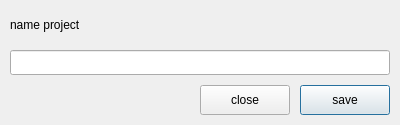
AP-projects-4001/-, file createprojectwindow.ui: the form before one commit.
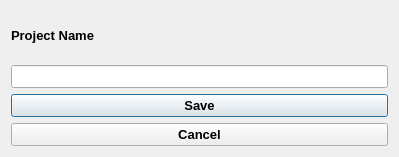
The form after the commit.

```diff
--- a/createprojectwindow.ui
+++ b/createprojectwindow.ui
@@ -6,62 +6,77 @@
    <rect>
     <x>0</x>
     <y>0</y>
-    <width>400</width>
-    <height>125</height>
+    <width>399</width>
+    <height>157</height>
    </rect>
   </property>
   <property name="windowTitle">
    <string>Dialog</string>
   </property>
-  <widget class="QLineEdit" name="name_project_edit">
-   <property name="geometry">
-    <rect>
-     <x>10</x>
-     <y>50</y>
-     <width>380</width>
-     <height>25</height>
-    </rect>
-   </property>
-  </widget>
+  <layout class="QVBoxLayout" name="verticalLayout">
+   <item>
   <widget class="QLabel" name="label">
-   <property name="geometry">
-    <rect>
-     <x>10</x>
-     <y>10</y>
-     <width>380</width>
-     <height>30</height>
-    </rect>
+     <property name="font">
+      <font>
+       <pointsize>10</pointsize>
+       <weight>75</weight>
+       <bold>true</bold>
+      </font>
    </property>
    <property name="text">
-    <string>name project</string>
-   </property>
-  </widget>
+      <string>Project Name</string>
+     </property>
+    </widget>
+   </item>
+   <item>
+    <widget class="QLineEdit" name="name_project_edit">
+     <property name="font">
+      <font>
+       <pointsize>10</pointsize>
+       <weight>75</weight>
+       <bold>true</bold>
+      </font>
+     </property>
+    </widget>
+   </item>
+   <item>
   <widget class="QPushButton" name="save_button">
-   <property name="geometry">
-    <rect>
-     <x>300</x>
-     <y>85</y>
-     <width>90</width>
-     <height>30</height>
-    </rect>
+     <property name="font">
+      <font>
+       <pointsize>10</pointsize>
+       <weight>75</weight>
+       <bold>true</bold>
+      </font>
+     </property>
+     <property name="cursor">
+      <cursorShape>PointingHandCursor</cursorShape>
+     </property>
+     <property name="focusPolicy">
+      <enum>Qt::ClickFocus</enum>
    </property>
    <property name="text">
-    <string>save</string>
-   </property>
-  </widget>
+      <string>Save</string>
+     </property>
+    </widget>
+   </item>
+   <item>
   <widget class="QPushButton" name="close_button">
-   <property name="geometry">
-    <rect>
-     <x>200</x>
-     <y>85</y>
-     <width>90</width>
-     <height>30</height>
-    </rect>
+     <property name="font">
+      <font>
+       <pointsize>10</pointsize>
+       <weight>75</weight>
+       <bold>true</bold>
+      </font>
+     </property>
+     <property name="cursor">
+      <cursorShape>PointingHandCursor</cursorShape>
    </property>
    <property name="text">
-    <string>close</string>
-   </property>
-  </widget>
+      <string>Cancel</string>
+     </property>
+    </widget>
+   </item>
+  </layout>
  </widget>
  <resources/>
  <connections/>
```
Lines whose indentation alone changed are shown as unchanged.
